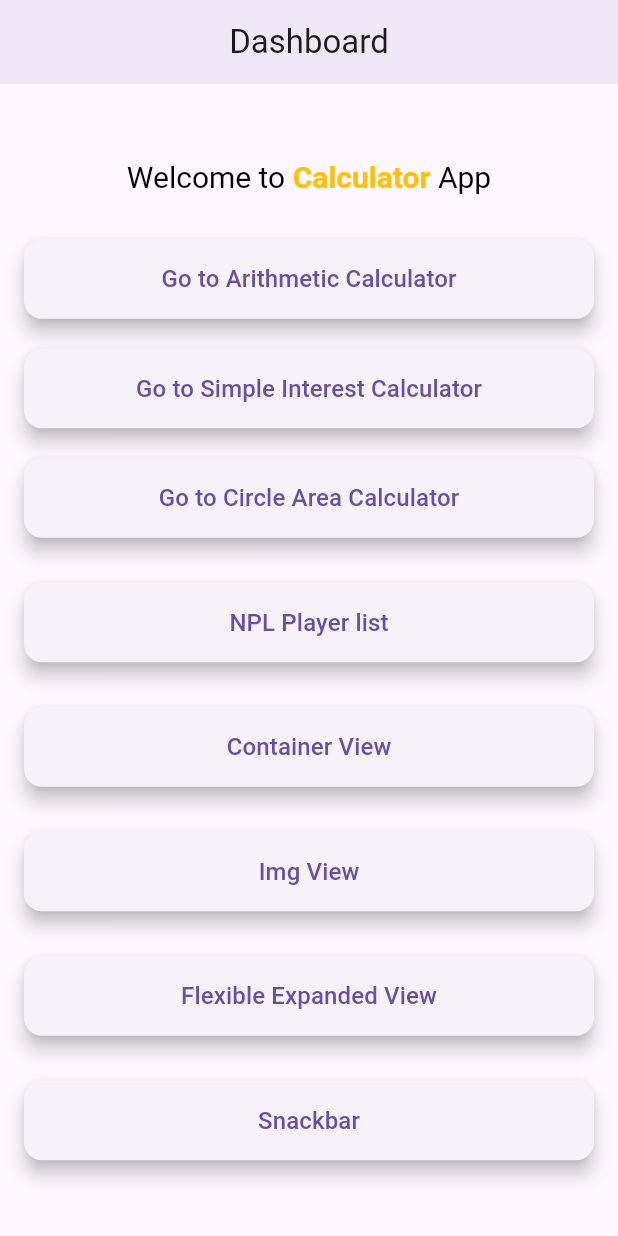
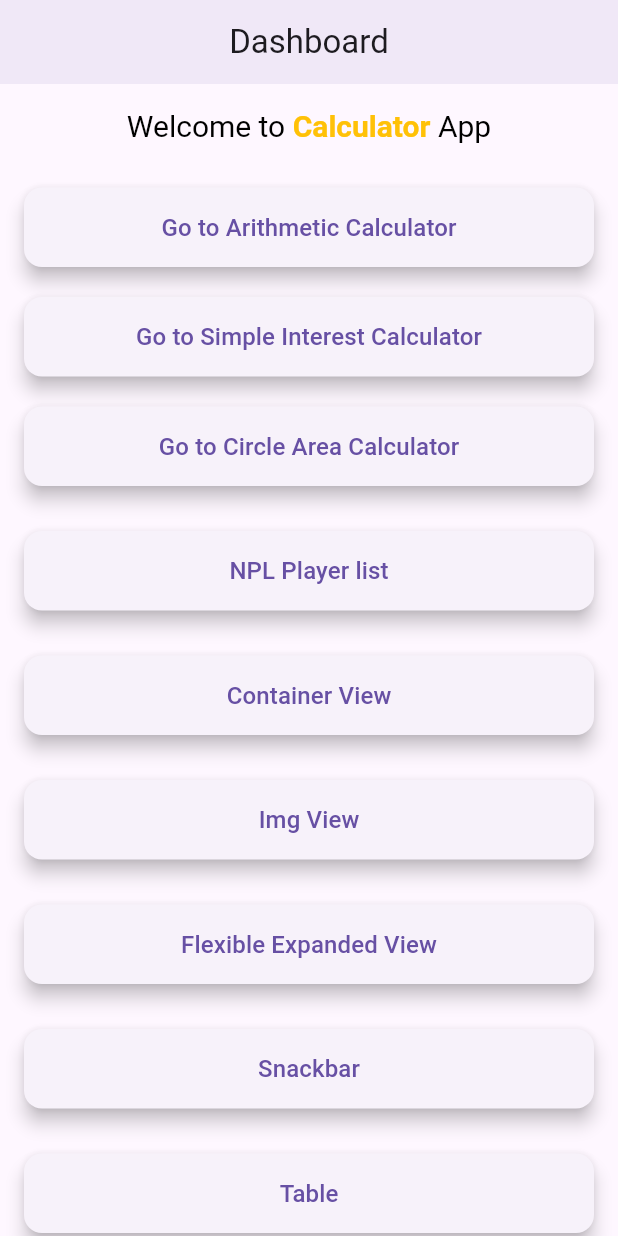
Before and after one commit to bayes-ashok/first_assignment, a Flutter app: the screen it shows after launch, on a phone screen of 412 x 824 dp. Run offline on Flutter 3.47's test engine with Material 3 defaults, Android fonts, the phone set to English and light mode, and no system bars.

Commit message:
data table added

```diff
--- a/lib/app.dart
+++ b/lib/app.dart
@@ -1,6 +1,7 @@
 import 'package:first_assignment/view/area_of_circle.dart';
 import 'package:first_assignment/view/arithmetic.dart';
 import 'package:first_assignment/view/container_view.dart';
+import 'package:first_assignment/view/data_table_example.dart';
 import 'package:first_assignment/view/flexible_expanded_view.dart';
 import 'package:first_assignment/view/image_view.dart';
 import 'package:first_assignment/view/simple_interest.dart';
@@ -33,6 +34,7 @@ class MyApp extends StatelessWidget {
         '/img': (context) => const ImageView(),
         '/flexible': (context) => const FlexibleExpandedView(),
         '/snack': (context) => const SnackbarView(),
+        '/table': (context) => const DataTableExample(),
       },
     );
   }
--- a/lib/view/dashboard.dart
+++ b/lib/view/dashboard.dart
@@ -11,7 +11,8 @@ class Dashboard extends StatelessWidget {
         centerTitle: true,
         elevation: 4.0,
       ),
-      body: Padding(
+      body: SingleChildScrollView(
+        child: Padding(
           padding: const EdgeInsets.all(16.0),
           child: Column(
             mainAxisAlignment: MainAxisAlignment.center,
@@ -53,10 +54,11 @@ class Dashboard extends StatelessWidget {
                     style: TextStyle(fontSize: 16),
                   ),
                   style: ElevatedButton.styleFrom(
-                  padding:
-                      const EdgeInsets.symmetric(vertical: 15, horizontal: 30),
+                    padding: const EdgeInsets.symmetric(
+                        vertical: 15, horizontal: 30),
                     shape: RoundedRectangleBorder(
-                    borderRadius: BorderRadius.circular(12), // Rounded corners
+                      borderRadius:
+                          BorderRadius.circular(12), // Rounded corners
                     ),
                     elevation: 5,
                   ),
@@ -77,8 +79,8 @@ class Dashboard extends StatelessWidget {
                     style: TextStyle(fontSize: 16),
                   ),
                   style: ElevatedButton.styleFrom(
-                  padding:
-                      const EdgeInsets.symmetric(vertical: 15, horizontal: 30),
+                    padding: const EdgeInsets.symmetric(
+                        vertical: 15, horizontal: 30),
                     shape: RoundedRectangleBorder(
                       borderRadius: BorderRadius.circular(12),
                     ),
@@ -101,8 +103,8 @@ class Dashboard extends StatelessWidget {
                     style: TextStyle(fontSize: 16),
                   ),
                   style: ElevatedButton.styleFrom(
-                  padding:
-                      const EdgeInsets.symmetric(vertical: 15, horizontal: 30),
+                    padding: const EdgeInsets.symmetric(
+                        vertical: 15, horizontal: 30),
                     shape: RoundedRectangleBorder(
                       borderRadius: BorderRadius.circular(12),
                     ),
@@ -125,10 +127,11 @@ class Dashboard extends StatelessWidget {
                     style: TextStyle(fontSize: 16),
                   ),
                   style: ElevatedButton.styleFrom(
-                  padding:
-                      const EdgeInsets.symmetric(vertical: 15, horizontal: 30),
+                    padding: const EdgeInsets.symmetric(
+                        vertical: 15, horizontal: 30),
                     shape: RoundedRectangleBorder(
-                    borderRadius: BorderRadius.circular(12), // Rounded corners
+                      borderRadius:
+                          BorderRadius.circular(12), // Rounded corners
                     ),
                     elevation: 5,
                   ),
@@ -149,10 +152,11 @@ class Dashboard extends StatelessWidget {
                     style: TextStyle(fontSize: 16),
                   ),
                   style: ElevatedButton.styleFrom(
-                  padding:
-                      const EdgeInsets.symmetric(vertical: 15, horizontal: 30),
+                    padding: const EdgeInsets.symmetric(
+                        vertical: 15, horizontal: 30),
                     shape: RoundedRectangleBorder(
-                    borderRadius: BorderRadius.circular(12), // Rounded corners
+                      borderRadius:
+                          BorderRadius.circular(12), // Rounded corners
                     ),
                     elevation: 5,
                   ),
@@ -173,10 +177,11 @@ class Dashboard extends StatelessWidget {
                     style: TextStyle(fontSize: 16),
                   ),
                   style: ElevatedButton.styleFrom(
-                  padding:
-                      const EdgeInsets.symmetric(vertical: 15, horizontal: 30),
+                    padding: const EdgeInsets.symmetric(
+                        vertical: 15, horizontal: 30),
                     shape: RoundedRectangleBorder(
-                    borderRadius: BorderRadius.circular(12), // Rounded corners
+                      borderRadius:
+                          BorderRadius.circular(12), // Rounded corners
                     ),
                     elevation: 5,
                   ),
@@ -197,10 +202,11 @@ class Dashboard extends StatelessWidget {
                     style: TextStyle(fontSize: 16),
                   ),
                   style: ElevatedButton.styleFrom(
-                  padding:
-                      const EdgeInsets.symmetric(vertical: 15, horizontal: 30),
+                    padding: const EdgeInsets.symmetric(
+                        vertical: 15, horizontal: 30),
                     shape: RoundedRectangleBorder(
-                    borderRadius: BorderRadius.circular(12), // Rounded corners
+                      borderRadius:
+                          BorderRadius.circular(12), // Rounded corners
                     ),
                     elevation: 5,
                   ),
@@ -221,10 +227,36 @@ class Dashboard extends StatelessWidget {
                     style: TextStyle(fontSize: 16),
                   ),
                   style: ElevatedButton.styleFrom(
-                  padding:
-                      const EdgeInsets.symmetric(vertical: 15, horizontal: 30),
+                    padding: const EdgeInsets.symmetric(
+                        vertical: 15, horizontal: 30),
                     shape: RoundedRectangleBorder(
-                    borderRadius: BorderRadius.circular(12), // Rounded corners
+                      borderRadius:
+                          BorderRadius.circular(12), // Rounded corners
+                    ),
+                    elevation: 5,
+                  ),
+                ),
+              ),
+              const SizedBox(height: 30),
+              SizedBox(
+                width: double.infinity,
+                child: ElevatedButton.icon(
+                  onPressed: () {
+                    Navigator.pushNamed(
+                      context,
+                      '/table',
+                    );
+                  },
+                  label: const Text(
+                    'Table',
+                    style: TextStyle(fontSize: 16),
+                  ),
+                  style: ElevatedButton.styleFrom(
+                    padding: const EdgeInsets.symmetric(
+                        vertical: 15, horizontal: 30),
+                    shape: RoundedRectangleBorder(
+                      borderRadius:
+                          BorderRadius.circular(12), // Rounded corners
                     ),
                     elevation: 5,
                   ),
@@ -233,6 +265,7 @@ class Dashboard extends StatelessWidget {
             ],
           ),
         ),
+      ),
     );
   }
 }
```
Also changed, not shown: lib/view/data_table_example.dart (added, +113 -0 lines). Lines whose indentation alone changed are shown as unchanged.
